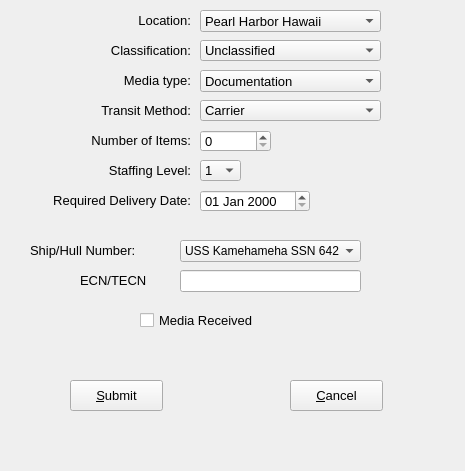
Above: frmEditDelivery.ui from chhimichanga/deliveryqueue before the change. Below: the same form after it.
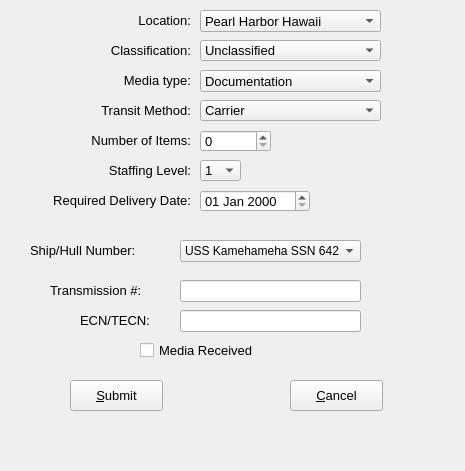
That is the form after the change.

Commit message: added Transmission field to add,edit and delivery queue

```diff
--- a/frmEditDelivery.ui
+++ b/frmEditDelivery.ui
@@ -20,7 +20,7 @@
    <property name="geometry">
     <rect>
      <x>140</x>
-     <y>310</y>
+     <y>340</y>
      <width>141</width>
      <height>20</height>
     </rect>
@@ -488,7 +488,7 @@
    <property name="geometry">
     <rect>
      <x>180</x>
-     <y>270</y>
+     <y>310</y>
      <width>181</width>
      <height>22</height>
     </rect>
@@ -498,7 +498,7 @@
    <property name="geometry">
     <rect>
      <x>80</x>
-     <y>270</y>
+     <y>310</y>
      <width>91</width>
      <height>20</height>
     </rect>
@@ -509,7 +509,35 @@
     </font>
    </property>
    <property name="text">
-    <string>ECN/TECN</string>
+    <string>ECN/TECN:</string>
+   </property>
+  </widget>
+  <widget class="QLineEdit" name="lineEdit_2">
+   <property name="geometry">
+    <rect>
+     <x>180</x>
+     <y>280</y>
+     <width>181</width>
+     <height>22</height>
+    </rect>
+   </property>
+  </widget>
+  <widget class="QLabel" name="label_3">
+   <property name="geometry">
+    <rect>
+     <x>50</x>
+     <y>280</y>
+     <width>131</width>
+     <height>20</height>
+    </rect>
+   </property>
+   <property name="font">
+    <font>
+     <pointsize>10</pointsize>
+    </font>
+   </property>
+   <property name="text">
+    <string>Transmission #:</string>
    </property>
   </widget>
  </widget>
```
The commit also changes 3 other files.
